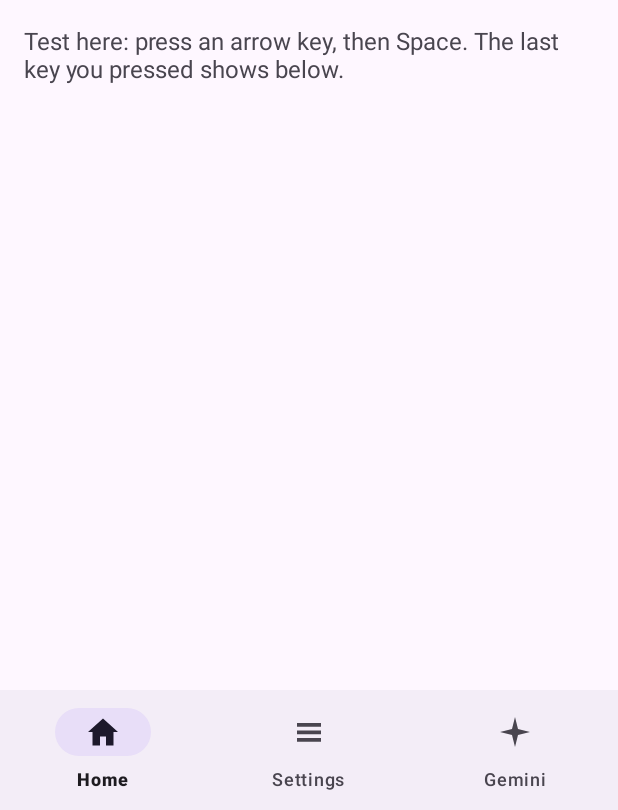
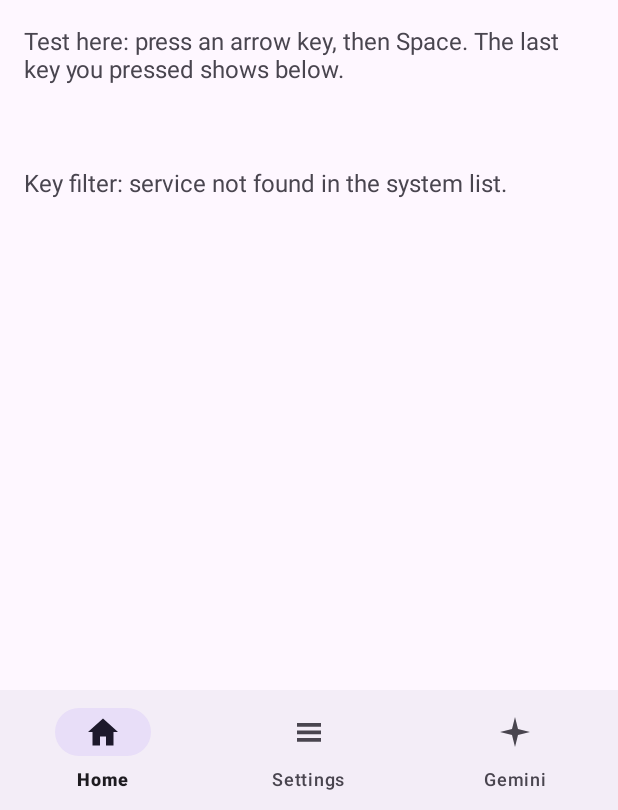
Before and after one commit to faridahmed6682-bussiness/ArrowCursor, an Android app: the screen it shows after launch (MainActivity), on a phone screen of 412 x 824 dp, the part 426-1236 px from its top. Run offline under Robolectric (Android 15) with nearby library versions, the phone set to English and light mode, and no system bars.

Commit message:
v1.0.7 diagnostic: show key-filter flag from system record + key counter on Home

```diff
--- a/app/src/main/java/com/farid/arrowcursor/HomeFragment.kt
+++ b/app/src/main/java/com/farid/arrowcursor/HomeFragment.kt
@@ -8,6 +8,8 @@ import android.content.IntentFilter
 import android.os.Bundle
 import android.provider.Settings
 import android.view.View
+import android.view.accessibility.AccessibilityManager
+import android.view.accessibility.AccessibilityServiceInfo
 import android.widget.Button
 import android.widget.TextView
 import android.widget.Toast
@@ -19,12 +21,16 @@ class HomeFragment : Fragment(R.layout.fragment_home) {
     private lateinit var textStatus: TextView
     private lateinit var buttonToggle: Button
     private lateinit var textLastKey: TextView
+    private lateinit var textKeyFilter: TextView
+    private var keyCount = 0
 
     private val keyTestReceiver = object : BroadcastReceiver() {
         override fun onReceive(context: Context?, intent: Intent?) {
             val keyName = intent?.getStringExtra(ArrowCursorService.EXTRA_KEY_NAME) ?: return
+            keyCount++
             if (::textLastKey.isInitialized) {
-                textLastKey.text = getString(R.string.last_key_prefix) + " " + keyName
+                textLastKey.text = getString(R.string.last_key_prefix) + " " + keyName +
+                    "  •  " + getString(R.string.keys_received, keyCount)
             }
         }
     }
@@ -43,6 +49,7 @@ class HomeFragment : Fragment(R.layout.fragment_home) {
             getString(R.string.checklist_step2) + "\n" +
             getString(R.string.checklist_step3)
         textTestArea.text = getString(R.string.test_area_hint)
+        textKeyFilter = view.findViewById(R.id.text_key_filter)
 
         buttonOpenAccessibility.setOnClickListener {
             startActivity(Intent(Settings.ACTION_ACCESSIBILITY_SETTINGS))
@@ -116,5 +123,32 @@ class HomeFragment : Fragment(R.layout.fragment_home) {
         } else {
             getString(R.string.button_enable_cursor)
         }
+        if (::textKeyFilter.isInitialized) {
+            textKeyFilter.text = when (isKeyFilterEnabled()) {
+                true -> getString(R.string.key_filter_on)
+                false -> getString(R.string.key_filter_off)
+                null -> getString(R.string.key_filter_unknown)
+            }
+        }
+    }
+
+    /**
+     * Reads the system's own record of this service and checks whether the
+     * key-filter flag is set there. If the system record says OFF, keyboard
+     * arrows can never reach the service until it is toggled OFF/ON.
+     */
+    private fun isKeyFilterEnabled(): Boolean? {
+        val manager = requireContext().getSystemService(Context.ACCESSIBILITY_SERVICE)
+            as AccessibilityManager
+        val myPackage = requireContext().packageName
+        for (info in manager.installedAccessibilityServiceList) {
+            val serviceInfo = info.resolveInfo?.serviceInfo ?: continue
+            if (serviceInfo.packageName == myPackage &&
+                serviceInfo.name.endsWith("ArrowCursorService")
+            ) {
+                return info.flags and AccessibilityServiceInfo.FLAG_REQUEST_FILTER_KEY_EVENTS != 0
+            }
+        }
+        return null
     }
 }
--- a/app/src/main/res/layout/fragment_home.xml
+++ b/app/src/main/res/layout/fragment_home.xml
@@ -50,5 +50,12 @@
             android:layout_marginTop="16dp"
             android:textSize="16sp" />
 
+        <TextView
+            android:id="@+id/text_key_filter"
+            android:layout_width="match_parent"
+            android:layout_height="wrap_content"
+            android:layout_marginTop="16dp"
+            android:textSize="16sp" />
+
     </LinearLayout>
 </ScrollView>
--- a/app/src/main/res/values/strings.xml
+++ b/app/src/main/res/values/strings.xml
@@ -8,6 +8,10 @@
     <string name="notification_action_enable">Enable</string>
     <string name="notification_action_disable">Disable</string>
     <string name="last_key_prefix">Last key:</string>
+    <string name="keys_received">Keys received: %1$d</string>
+    <string name="key_filter_on">Key filter: ON — keyboard arrows should reach the app.</string>
+    <string name="key_filter_off">Key filter: OFF — turn the service OFF and ON once in Accessibility settings.</string>
+    <string name="key_filter_unknown">Key filter: service not found in the system list.</string>
     <string name="checklist_step1">1. Tap Open Accessibility Settings and turn on ArrowCursor</string>
     <string name="checklist_step2">2. Press the arrow keys — the cursor moves</string>
     <string name="checklist_step3">3. Press Space on an icon to click it</string>
```
Also changed, not shown: 1 other file.
